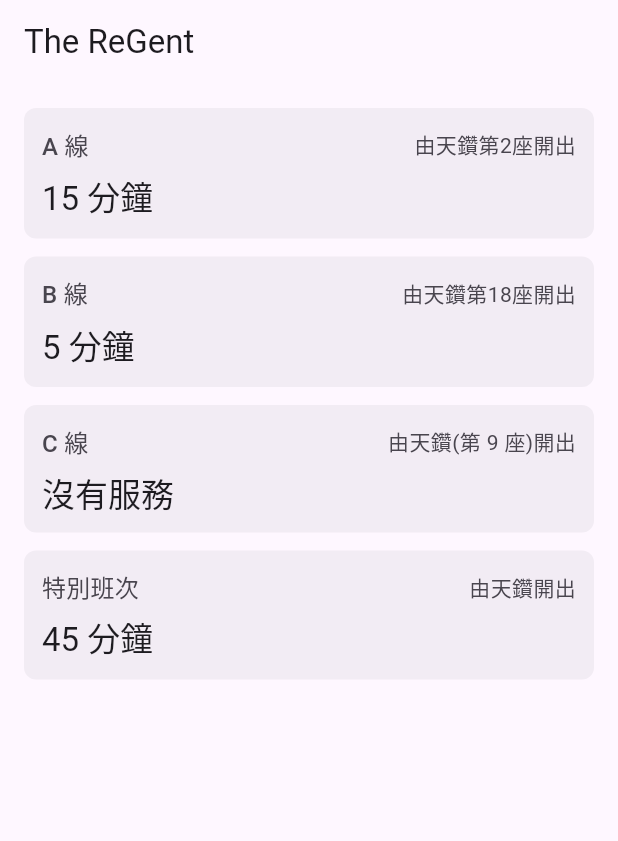
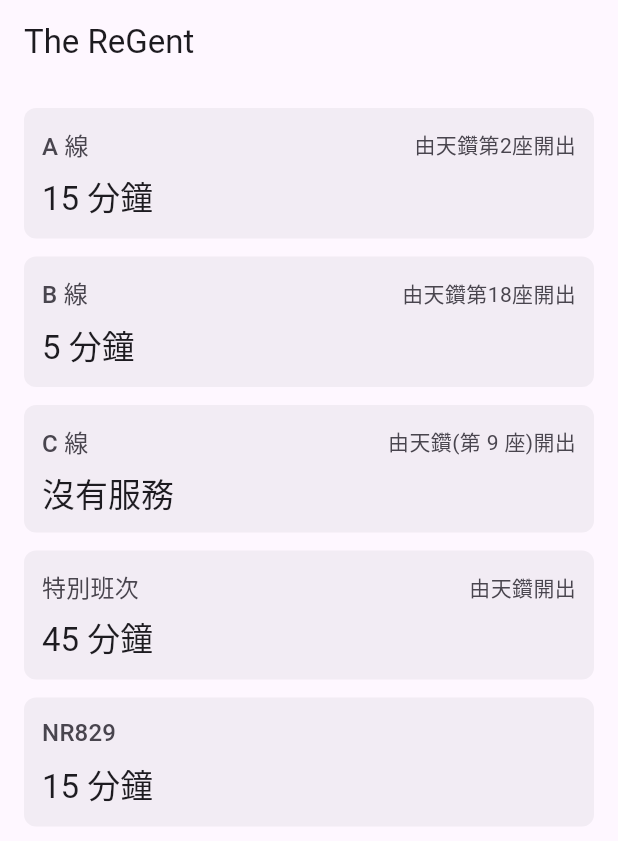
Before and after one commit to willixmch/shuttle, a Flutter app: the screen it shows after launch, on a phone screen of 412 x 824 dp. Shown: the top 841 px of the screen. Run offline on Flutter 3.47's test engine with Material 3 defaults, Android fonts, the phone set to English and light mode, and no system bars; our stand-ins replace sqflite; accounts and stored records are empty.

Commit message:
Added The Castello Schedule

```diff
--- /dev/null
+++ b/lib/data/the_castello_data.dart
@@ -0,0 +1,37 @@
+
+const theCastelloData = {
+  'estateId': '0002',
+  'estateName': 'theCastello',
+  'routes': [
+
+    {
+      'routeId': '0005',
+      'routeName': 'NR829',
+      'info': '',
+      'schedules': {
+        'workday': [
+          '06:45', '06:52', '07:00', '07:07', '07:15', '07:22', '07:30', '07:37', '07:45', '07:52',
+          '08:00', '08:07', '08:15', '08:22', '08:30', '08:37', '08:45', '08:52', '09:00', '09:10',
+          '09:20', '09:30', '09:40', '09:50', '10:00', '10:15', '10:30', '10:45', '11:00', '11:15',
+          '11:30', '11:45', '12:00', '12:15', '12:30', '12:45', '13:00', '13:15', '13:30', '13:45',
+          '14:00', '14:15', '14:30', '14:45', '15:00', '15:15', '15:30', '15:45', '16:00', '16:15',
+          '16:30', '16:45', '17:00', '17:10', '17:20', '17:30', '17:40', '17:50', '18:00', '18:10',
+          '18:20', '18:30', '18:40', '18:50', '19:00', '19:10', '19:20', '19:30', '19:40', '19:50',
+          '20:00', '20:10', '20:20', '20:30', '20:40', '20:50', '21:00', '21:15', '21:30', '21:45',
+          '22:00', '22:15', '22:30', '22:45',
+        ],
+        'weekend': [
+          '07:00', '07:15', '07:30', '07:40', '07:50', '08:00', '08:10', '08:20', '08:30', '08:40',
+          '08:50', '09:00', '09:10', '09:20', '09:30', '09:40', '09:50', '10:00', '10:10', '10:20',
+          '10:30', '10:40', '10:50', '11:00', '11:10', '11:20', '11:30', '11:40', '11:50', '12:00',
+          '12:15', '12:30', '12:45', '13:00', '13:15', '13:30', '13:45', '14:00', '14:15', '14:30',
+          '14:45', '15:00', '15:15', '15:30', '15:45', '16:00', '16:15', '16:30', '16:45', '17:00',
+          '17:15', '17:30', '17:45', '18:00', '18:15', '18:30', '18:45', '19:00', '19:15', '19:30',
+          '19:45', '20:00', '20:15', '20:30', '20:45', '21:00', '21:15', '21:30', '21:45', '22:00',
+          '22:15', '22:30',
+        ],
+      },
+    },
+
+  ],
+};
--- a/lib/data/the_regent_data.dart
+++ b/lib/data/the_regent_data.dart
@@ -1,6 +1,3 @@
-// lib/data/the_regent_data.dart
-// Defines the data for theRegent estate, including its routes and schedules.
-// To add a new route, append to the 'routes' list. To add a new estate, create a similar file.
 
 const theRegentData = {
   'estateId': '0001',
--- a/lib/services/database_helper.dart
+++ b/lib/services/database_helper.dart
@@ -1,3 +1,4 @@
+import 'package:shuttle/data/the_castello_data.dart';
 import 'package:sqflite/sqflite.dart';
 import 'package:path/path.dart';
 import '../models/estate.dart';
@@ -73,7 +74,7 @@ class DatabaseHelper {
   // Loads data from all estate data files into the database.
   Future _insertEstateData(Database db) async {
     // List of estate data sources (add new estate files here) !!!!!!!!!!!!!!!!!!!!!!!!!!!!!!!!!!!!!!!!!
-    final estateDataSources = [theRegentData];
+    final estateDataSources = [theRegentData, theCastelloData];
 
     for (var estateData in estateDataSources) {
       // Insert estate.
```
